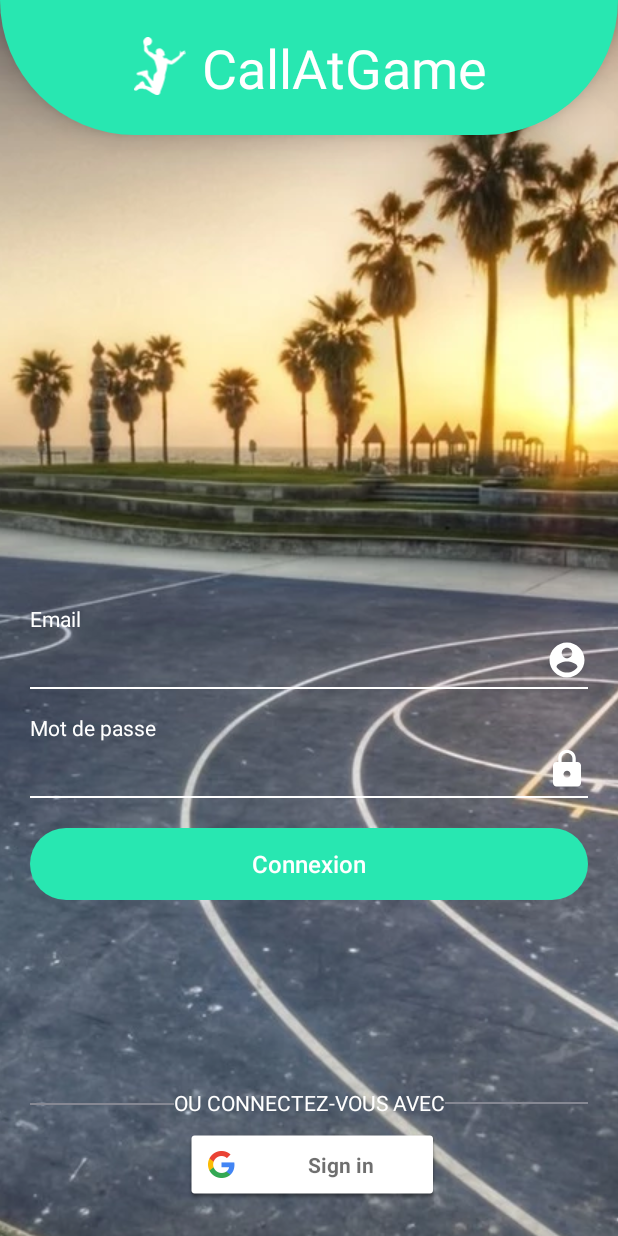
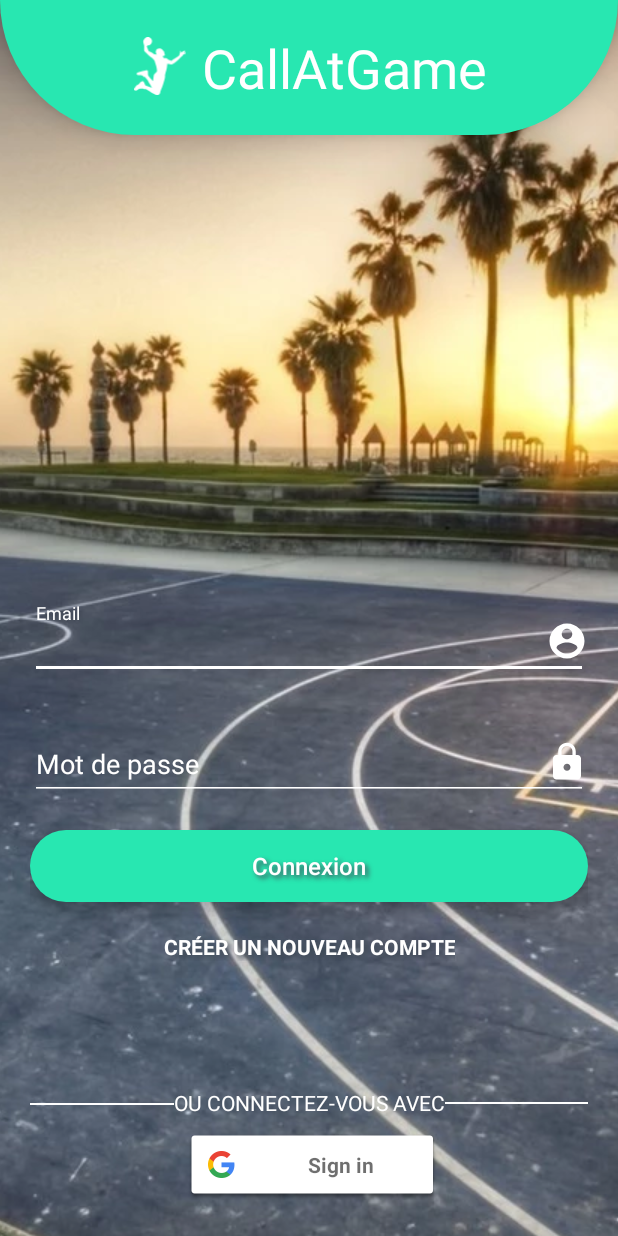
Before and after one commit to jpaput/Frag, an Android app: the screen it shows after launch (StarterActivity), on a phone screen of 412 x 824 dp. Run offline under Robolectric (Android 15) with nearby library versions, the phone set to English and light mode, and no system bars; our stand-ins replace RxJava; plain views replace LoginButton; 1 statement that could not run was skipped.

Commit message:
Theming starter

```diff
--- a/app/src/main/java/com/callatgame/frag/starter/LoginFragment.kt
+++ b/app/src/main/java/com/callatgame/frag/starter/LoginFragment.kt
@@ -53,8 +53,8 @@ class LoginFragment : AbstractFragment() {
 
     private fun makePayload(): LoginPayload {
         return LoginPayload(
-            emailView.text.toString(),
-            passView.text.toString()
+            email_edittext.text.toString(),
+            password_edittext.toString()
         )
     }
 }
--- a/app/src/main/java/com/callatgame/frag/starter/SignUpFragment.kt
+++ b/app/src/main/java/com/callatgame/frag/starter/SignUpFragment.kt
@@ -60,8 +60,8 @@ class SignUpFragment : AbstractFragment() {
 
     private fun makePayload(): SignupPayload {
         return SignupPayload(
-            emailView.text.toString(),
-            passView.text.toString()
+            email_edittext.text.toString(),
+            password_edittext.text.toString()
         )
     }
 }
--- /dev/null
+++ b/app/src/main/res/drawable/password_toggle_drawable.xml
@@ -0,0 +1,5 @@
+<?xml version="1.0" encoding="utf-8"?>
+<selector xmlns:android="http://schemas.android.com/apk/res/android">
+    <item android:drawable="@drawable/ic_password_visible" android:state_checked="true"/>
+    <item android:drawable="@drawable/ic_password_hidden"/>
+</selector>
--- a/app/src/main/res/layout/login_fragment.xml
+++ b/app/src/main/res/layout/login_fragment.xml
@@ -6,96 +6,76 @@
     android:paddingStart="@dimen/padding_standard"
     android:paddingEnd="@dimen/padding_standard">
 
-    <TextView
-        android:id="@+id/tv_user_label"
-        android:layout_width="wrap_content"
+    <com.google.android.material.textfield.TextInputLayout
+        android:id="@+id/email_textinputlayout"
+        style="@style/TextInputLayout"
+        android:layout_width="match_parent"
         android:layout_height="wrap_content"
-        android:labelFor="@id/emailView"
-        android:text="@string/label_login_name"
-        android:textAppearance="?android:attr/textAppearanceSmall"
-        android:textColor="@android:color/white"
+        android:layout_marginTop="@dimen/marge_large"
         app:layout_constraintLeft_toLeftOf="parent"
         app:layout_constraintTop_toTopOf="parent"
-        app:layout_constraintBottom_toBottomOf="parent"/>
+        app:layout_constraintBottom_toBottomOf="parent">
 
-    <AutoCompleteTextView
-        android:id="@+id/emailView"
-        android:layout_width="0dp"
-        android:layout_height="28dp"
-        android:layout_marginTop="4dp"
-        android:textColor="@android:color/white"
-        android:textCursorDrawable="@null"
-        android:background="@android:color/transparent"
-        android:inputType="textEmailAddress"
-        app:layout_constraintHorizontal_bias="0.0"
-        app:layout_constraintLeft_toLeftOf="@+id/tv_user_label"
-        app:layout_constraintRight_toLeftOf="@+id/profileImage"
-        app:layout_constraintTop_toBottomOf="@+id/tv_user_label" />
+        <com.google.android.material.textfield.TextInputEditText
+            android:id="@+id/email_edittext"
+            android:layout_width="match_parent"
+            android:layout_height="wrap_content"
+            style="@style/TextInputEditText"
+            android:hint="@string/hint_email"
+            android:imeOptions="actionNext"
+            android:inputType="textWebEmailAddress" />
+    </com.google.android.material.textfield.TextInputLayout>
+
 
     <androidx.appcompat.widget.AppCompatImageView
         android:id="@+id/profileImage"
         android:layout_width="28dp"
         android:layout_height="28dp"
         android:tint="@android:color/white"
-        app:layout_constraintBottom_toBottomOf="@+id/emailView"
-        app:layout_constraintRight_toRightOf="parent"
-        app:layout_constraintTop_toTopOf="@+id/emailView"
-        app:srcCompat="@drawable/ic_user" />
+        app:layout_constraintRight_toRightOf="@+id/email_textinputlayout"
+        app:layout_constraintTop_toTopOf="@+id/email_textinputlayout"
+        app:layout_constraintBottom_toBottomOf="@+id/email_textinputlayout"
+        app:srcCompat="@drawable/ic_user"
+        android:elevation="3dp"
+        android:shadowColor="@color/darktextColor"
+        android:shadowDx="3"
+        android:shadowDy="3"
+        android:shadowRadius="4"/>
 
-    <View
-        android:id="@+id/view_user_underline"
-        android:layout_width="0dp"
-        android:layout_height="1dp"
-        android:layout_marginTop="4dp"
-        android:background="@android:color/white"
-        app:layout_constraintLeft_toLeftOf="@+id/emailView"
-        app:layout_constraintRight_toRightOf="@+id/profileImage"
-        app:layout_constraintTop_toBottomOf="@+id/emailView" />
+    <com.google.android.material.textfield.TextInputLayout
+        android:id="@+id/password_textinputlayout"
+        style="@style/TextInputLayout"
+        android:layout_width="match_parent"
+        android:layout_height="wrap_content"
+        android:layout_marginTop="@dimen/marge_large"
+        app:layout_constraintLeft_toLeftOf="@+id/email_textinputlayout"
+        app:layout_constraintTop_toBottomOf="@+id/email_textinputlayout">
 
-    <TextView
-        android:id="@+id/tv_pass_label"
-        android:layout_width="wrap_content"
-        android:layout_height="wrap_content"
-        android:layout_marginTop="16dp"
-        android:labelFor="@id/passView"
-        android:text="@string/label_login_pass"
-        android:textAppearance="?android:attr/textAppearanceSmall"
-        android:textColor="@android:color/white"
-        app:layout_constraintLeft_toLeftOf="@+id/view_user_underline"
-        app:layout_constraintTop_toBottomOf="@+id/view_user_underline" />
+        <com.google.android.material.textfield.TextInputEditText
+            android:id="@+id/password_edittext"
+            android:layout_width="match_parent"
+            android:layout_height="wrap_content"
+            style="@style/TextInputEditText"
+            android:hint="@string/hint_password"
+            android:imeOptions="actionDone"
+            android:inputType="textPassword" />
+    </com.google.android.material.textfield.TextInputLayout>
 
-    <AutoCompleteTextView
-        android:id="@+id/passView"
-        android:layout_width="0dp"
-        android:layout_height="28dp"
-        android:layout_marginTop="4dp"
-        android:inputType="textWebPassword"
-        android:textColor="@android:color/white"
-        android:textCursorDrawable="@null"
-        android:background="@android:color/transparent"
-        app:layout_constraintLeft_toLeftOf="@+id/tv_pass_label"
-        app:layout_constraintRight_toLeftOf="@+id/iv_pass_icon"
-        app:layout_constraintTop_toBottomOf="@+id/tv_pass_label" />
 
     <androidx.appcompat.widget.AppCompatImageView
         android:id="@+id/iv_pass_icon"
         android:layout_width="28dp"
         android:layout_height="28dp"
         android:tint="@android:color/white"
-        app:layout_constraintRight_toRightOf="@+id/view_user_underline"
-        app:layout_constraintTop_toTopOf="@+id/passView"
-        app:srcCompat="@drawable/ic_lock" />
-
-    <View
-        android:id="@+id/view_pass_underline"
-        android:layout_width="0dp"
-        android:layout_height="1dp"
-        android:layout_marginTop="4dp"
-        android:background="@android:color/white"
-        app:layout_constraintHorizontal_bias="0.0"
-        app:layout_constraintLeft_toLeftOf="@+id/passView"
-        app:layout_constraintRight_toRightOf="@+id/iv_pass_icon"
-        app:layout_constraintTop_toBottomOf="@+id/passView" />
+        app:layout_constraintRight_toRightOf="@+id/password_textinputlayout"
+        app:layout_constraintTop_toTopOf="@+id/password_textinputlayout"
+        app:layout_constraintBottom_toBottomOf="@+id/password_textinputlayout"
+        app:srcCompat="@drawable/ic_lock"
+        android:elevation="3dp"
+        android:shadowColor="@color/darktextColor"
+        android:shadowDx="3"
+        android:shadowDy="3"
+        android:shadowRadius="4"/>
 
     <Button
         android:id="@+id/loginButton"
@@ -105,11 +85,17 @@
         style="@style/FullButtonStyle"
         android:text="@string/login_button"
         app:layout_constraintHorizontal_bias="0.0"
-        app:layout_constraintLeft_toLeftOf="@+id/passView"
-        app:layout_constraintRight_toRightOf="@+id/iv_pass_icon"
-        app:layout_constraintTop_toBottomOf="@+id/view_pass_underline" />
+        app:layout_constraintLeft_toLeftOf="parent"
+        app:layout_constraintRight_toRightOf="parent"
+        app:layout_constraintTop_toBottomOf="@+id/password_textinputlayout"
+        android:elevation="6dp"
+        android:shadowColor="@color/darktextColor"
+        android:shadowDx="3"
+        android:shadowDy="3"
+        android:shadowRadius="4"/>
 
     <TextView
+        android:id="@+id/create_account_text_button"
         android:layout_width="wrap_content"
         android:layout_height="wrap_content"
         android:gravity="center_horizontal"
@@ -118,11 +104,12 @@
         android:textStyle="bold"
         android:layout_marginTop="@dimen/margin_standard"
         android:textColor="@android:color/white"
+        android:elevation="3dp"
         android:shadowColor="@color/darktextColor"
         android:shadowDx="3"
         android:shadowDy="3"
         android:shadowRadius="4"
-        app:layout_constraintTop_toBottomOf="@+id/signupButton"
+        app:layout_constraintTop_toBottomOf="@+id/loginButton"
         app:layout_constraintLeft_toLeftOf="parent"
         app:layout_constraintRight_toRightOf="parent"/>
 
@@ -184,7 +171,7 @@
         android:layout_height="1dp"
         android:layout_marginBottom="0dp"
         android:layout_marginTop="0dp"
-        android:background="@color/textColor"
+        android:background="@android:color/white"
         app:layout_constraintBottom_toBottomOf="@+id/optionTextView"
         app:layout_constraintLeft_toRightOf="@+id/optionTextView"
         app:layout_constraintRight_toRightOf="parent"
@@ -196,7 +183,7 @@
         android:layout_height="1dp"
         android:layout_marginBottom="8dp"
         android:layout_marginTop="8dp"
-        android:background="@color/textColor"
+        android:background="@android:color/white"
         app:layout_constraintBottom_toBottomOf="@+id/optionTextView"
         app:layout_constraintHorizontal_bias="0.0"
         app:layout_constraintLeft_toLeftOf="parent"
--- a/app/src/main/res/values/strings.xml
+++ b/app/src/main/res/values/strings.xml
@@ -12,8 +12,8 @@
 
     <!-- Starter Activity -->
     <string name="email_confirmed">Votre email à été confirmé.</string>
-    <string name="label_login_pass">Mot de passe</string>
-    <string name="label_login_name">Email</string>
+    <string name="hint_password">Mot de passe</string>
+    <string name="hint_email">Email</string>
 
     <!-- login fragment -->
     <string name="login_button">Connexion</string>
--- a/app/src/main/res/values/styles.xml
+++ b/app/src/main/res/values/styles.xml
@@ -6,6 +6,9 @@
         <item name="colorPrimary">@color/colorPrimary</item>
         <item name="colorPrimaryDark">@color/colorPrimaryDark</item>
         <item name="colorAccent">@color/colorAccent</item>
+
+        <item name="colorControlActivated">@android:color/white</item>
+
     </style>
 
     <style name="TranslucentStatusBar" parent="Theme.AppCompat.Light.NoActionBar">
@@ -52,4 +55,26 @@
         <item name="android:textCursorDrawable">@null</item>
         <item name="android:background">@android:color/transparent</item>
     </style>
+
+    <style name="TextInputLayout"  parent="@android:style/TextAppearance">
+        <item name="android:textColorHint">@android:color/white</item>
+        <item name="boxBackgroundMode">outline</item>
+        <item name="hintTextAppearance">@style/HintText</item>
+        <item name="passwordToggleTint">@android:color/white</item>
+        <item name="android:textColor">@android:color/white</item>
+    </style>
+
+    <style name="HintText" parent="TextAppearance.AppCompat">
+        <item name="android:textColor">@android:color/white</item>
+        <item name="android:textSize">@dimen/text_size_small</item>
+    </style>
+
+    <style name="TextInputEditText">
+        <item name="android:backgroundTint">@android:color/white</item>
+        <item name="android:textCursorDrawable">@null</item>
+        <item name="android:textColor">@android:color/white</item>
+
+
+    </style>
+
 </resources>
```
Also changed, not shown: app/build.gradle (+9 -2 lines), app/src/main/res/drawable/ic_password_hidden.xml (added, +12 -0 lines), app/src/main/res/drawable/ic_password_visible.xml (added, +24 -0 lines), app/src/main/res/layout/sign_up_fragment.xml (+59 -73 lines).
